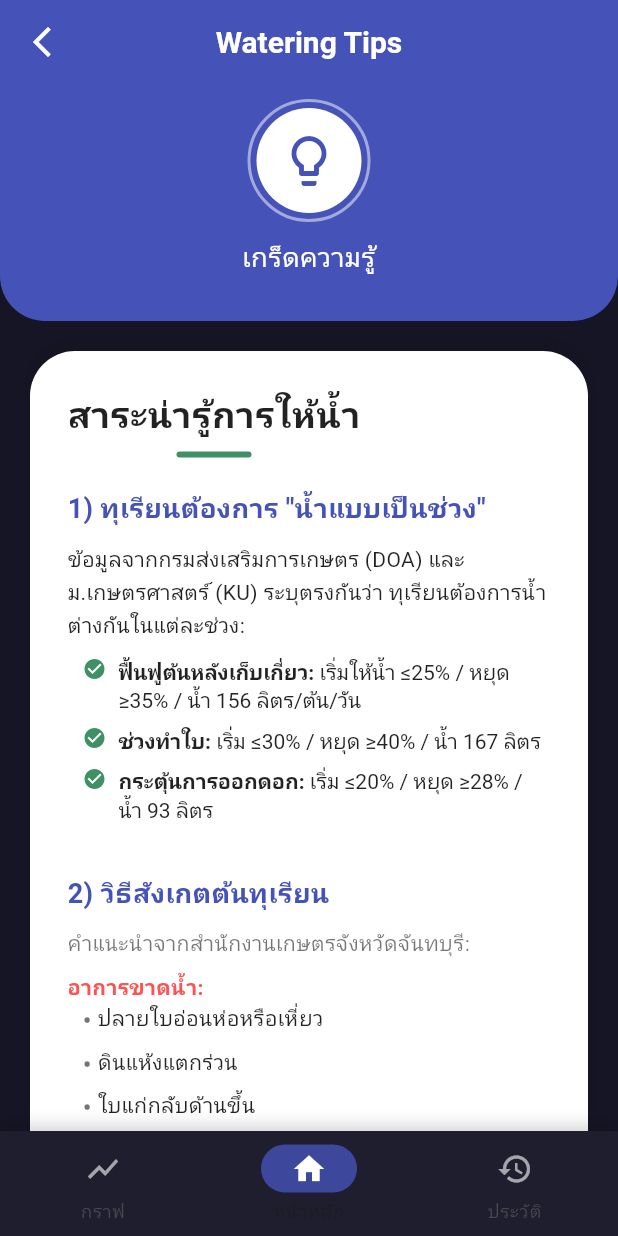
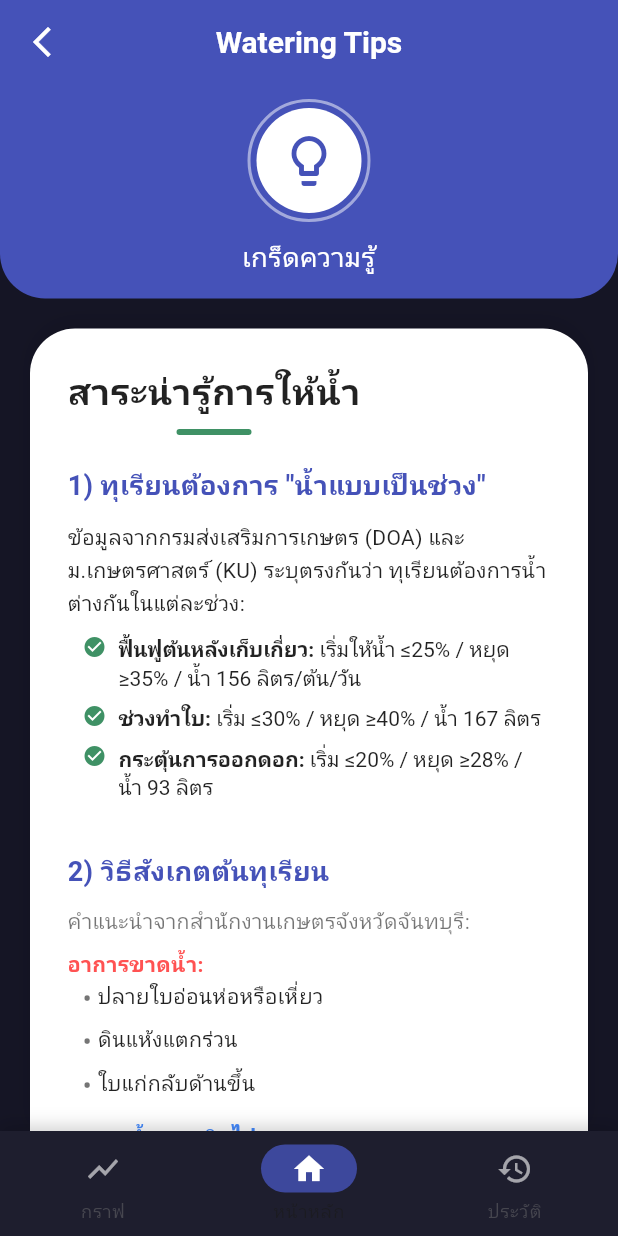
Before and after one commit to Natchanon-C/project, a Flutter app: the TipsPage screen opened directly, item 3 of the bottom bar chosen, after a tap on "สาระความรู้ตาราง", on a phone screen of 412 x 824 dp. Run offline on Flutter 3.47's test engine with Material 3 defaults, Android fonts, the phone set to English and light mode, and no system bars; our stand-ins replace fl_chart, table_calendar; network calls fail.

Commit message:
Co-authored-by: 6514631008-code <6514631008-code@users.noreply.github.com> Co-authored-by: Program <AudomsukNttpk@users.noreply.github.com>

```diff
--- a/auto_watering_system/lib/page/history_page.dart
+++ b/auto_watering_system/lib/page/history_page.dart
@@ -99,7 +99,7 @@ class _HistoryPageState extends State<HistoryPage> {
           // --- Header ส่วนโค้งด้านบน (เหมือนหน้า Main) ---
           Container(
             width: double.infinity,
-            padding: const EdgeInsets.only(bottom: 30, top: 10),
+            padding: const EdgeInsets.only(bottom: 15, top: 10),
             decoration: BoxDecoration(
               color: primaryBlue,
               borderRadius: const BorderRadius.only(
--- a/auto_watering_system/lib/page/hompage.dart
+++ b/auto_watering_system/lib/page/hompage.dart
@@ -78,8 +78,8 @@ class _WateringCalendarScreenState extends State<WateringCalendarScreen> {
         ),
         child: NavigationBar(
           height: 70,
-          backgroundColor: const Color(0xFF1E1E2E), // สีพื้นหลัง Dark Theme
-          indicatorColor: primaryBlue.withOpacity(0.8),
+          backgroundColor: const Color.fromARGB(255, 19, 19, 40), // สีพื้นหลัง Dark Theme
+          indicatorColor: const Color.fromARGB(255, 81, 81, 165).withOpacity(0.8),
           selectedIndex: _selectedIndex,
           onDestinationSelected: _onItemTapped,
           destinations: const [
@@ -153,7 +153,7 @@ class _CalendarPageState extends State<CalendarPage> {
           // Header ส่วนโค้งด้านบน
           Container(
             width: double.infinity,
-            padding: const EdgeInsets.only(bottom: 30, top: 10),
+            padding: const EdgeInsets.only(bottom: 15, top: 10),
             decoration: BoxDecoration(
               color: primaryBlue,
               borderRadius: const BorderRadius.only(
--- a/auto_watering_system/lib/page/tips_page.dart
+++ b/auto_watering_system/lib/page/tips_page.dart
@@ -64,7 +64,7 @@ class _TipsPageState extends State<TipsPage> {
           // --- Header ส่วนโค้งด้านบน ---
           Container(
             width: double.infinity,
-            padding: const EdgeInsets.only(bottom: 30, top: 10),
+            padding: const EdgeInsets.only(bottom: 15, top: 10),
             decoration: BoxDecoration(
               color: primaryBlue,
               borderRadius: const BorderRadius.only(
```
Also changed, not shown: auto_watering_system/lib/main.dart (+90 -0 lines).
